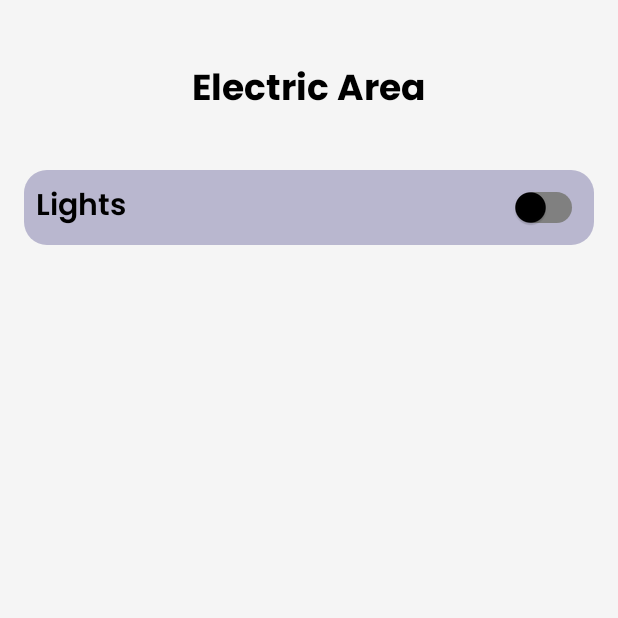
After one commit to Merhii/Smart-Home-Dashboard, an Android app built with Jetpack Compose: the ElectricActivity screen opened directly, with no data from a screen before it, on a phone screen of 412 x 824 dp, the top half of it. The commit adds this screen. Run offline under Robolectric (Android 15) with nearby library versions, the phone set to English and light mode, and no system bars; Roboto replaces fonts that are not available here.

Commit message:
2 rooms added

```diff
--- a/app/src/main/AndroidManifest.xml
+++ b/app/src/main/AndroidManifest.xml
@@ -38,7 +38,8 @@
         <activity android:name=".ProfileActivity"/>
         <activity android:name=".GarageActivity"/>
         <activity android:name=".EntranceActivity"/>
-
+        <activity android:name=".ElectricActivity"/>
+        <activity android:name=".LaundryActivity"/>
     </application>
 
 </manifest>
--- /dev/null
+++ b/app/src/main/java/com/example/myapplication/ElectricActivity.kt
@@ -0,0 +1,106 @@
+
+package com.example.myapplication
+
+import android.content.BroadcastReceiver
+import android.content.Context
+import android.content.Intent
+import android.content.IntentFilter
+import android.os.Build
+import android.os.Bundle
+import android.os.Handler
+import android.os.Looper
+import android.widget.Switch
+import android.widget.Toast
+import androidx.activity.ComponentActivity
+import androidx.activity.enableEdgeToEdge
+import androidx.annotation.RequiresApi
+import kotlinx.coroutines.CoroutineScope
+import kotlinx.coroutines.Dispatchers
+import kotlinx.coroutines.launch
+import android.content.SharedPreferences
+import com.example.myapplication.RetrofitInstance.apiService
+
+private lateinit var switchLight: Switch
+private lateinit var sharedPreferences: SharedPreferences
+private lateinit var electricityPrefs: SharedPreferences
+private var electricHandler: Handler? = null
+private const val LIGHT_CONSUMPTION_KWH_PER_5MIN = 0.00083f
+private const val TOTAL_CONSUMPTION_KEY = "TotalConsumption"
+
+class ElectricActivity : ComponentActivity() {
+    private val roomStateReceiver = object : BroadcastReceiver() {
+        override fun onReceive(context: Context?, intent: Intent?) {
+            switchLight.isChecked = sharedPreferences.getBoolean("Electric_Lights", false)
+        }
+    }
+
+    @RequiresApi(Build.VERSION_CODES.O)
+    override fun onCreate(savedInstanceState: Bundle?) {
+        super.onCreate(savedInstanceState)
+        enableEdgeToEdge()
+        setContentView(R.layout.electric)
+
+        sharedPreferences = getSharedPreferences("RoomState", Context.MODE_PRIVATE)
+        electricityPrefs = getSharedPreferences("ElectricityData", Context.MODE_PRIVATE)
+
+        registerReceiver(roomStateReceiver, IntentFilter("com.example.myapplication.ROOM_STATE_UPDATED"), RECEIVER_NOT_EXPORTED)
+
+        switchLight = findViewById(R.id.switchlights)
+        switchLight.isChecked = sharedPreferences.getBoolean("Electric_Lights", false)
+
+        handleTracking()
+
+        switchLight.setOnCheckedChangeListener { _, isChecked ->
+            sharedPreferences.edit().putBoolean("Electric_Lights", isChecked).apply()
+            updateDeviceStatus("Lights", "Electric", if (isChecked) 1 else 0)
+            handleTracking()
+        }
+    }
+
+    override fun onResume() {
+        super.onResume()
+        handleTracking()
+    }
+
+    override fun onDestroy() {
+        super.onDestroy()
+        unregisterReceiver(roomStateReceiver)
+    }
+
+    private fun handleTracking() {
+        if (switchLight.isChecked) {
+            if (electricHandler == null) electricHandler = Handler(Looper.getMainLooper())
+            electricHandler?.removeCallbacksAndMessages(null)
+
+            val updateTask = object : Runnable {
+                override fun run() {
+                    if (!switchLight.isChecked) {
+                        electricHandler?.removeCallbacksAndMessages(null)
+                        electricHandler = null
+                        return
+                    }
+                    var current = electricityPrefs.getFloat(TOTAL_CONSUMPTION_KEY, 0f)
+                    current += LIGHT_CONSUMPTION_KWH_PER_5MIN
+                    electricityPrefs.edit().putFloat(TOTAL_CONSUMPTION_KEY, current).apply()
+                    electricHandler?.postDelayed(this, 300000)
+                }
+            }
+            electricHandler?.post(updateTask)
+        } else {
+            electricHandler?.removeCallbacksAndMessages(null)
+            electricHandler = null
+        }
+    }
+
+    private fun updateDeviceStatus(deviceName: String, deviceLocation: String, status: Int) {
+        CoroutineScope(Dispatchers.Main).launch {
+            try {
+                val response = apiService.updateDeviceStatus(deviceLocation, deviceName, status)
+                val msg = if (response.isExecuted) "$deviceName status updated successfully" else "Failed to update $deviceName"
+                Toast.makeText(this@ElectricActivity, msg, Toast.LENGTH_SHORT).show()
+            } catch (e: Exception) {
+                Toast.makeText(this@ElectricActivity, "$deviceName status updated (offline)", Toast.LENGTH_SHORT).show()
+            }
+        }
+    }
+}
--- a/app/src/main/java/com/example/myapplication/RoomState.kt
+++ b/app/src/main/java/com/example/myapplication/RoomState.kt
@@ -21,5 +21,7 @@ object RoomState {
         roomStates["Kitchen"] = mutableMapOf("Lights" to false)
         roomStates["Entrance"] = mutableMapOf("Lights" to false)
         roomStates["Garage"] = mutableMapOf("Lights" to false)
+        roomStates["Electric"] = mutableMapOf("Lights" to false)
+        roomStates["Laundry"] = mutableMapOf("Lights" to false)
     }
 }
--- /dev/null
+++ b/app/src/main/res/layout/electric.xml
@@ -0,0 +1,66 @@
+<RelativeLayout
+    xmlns:android="http://schemas.android.com/apk/res/android"
+    android:layout_width="match_parent"
+    android:layout_height="match_parent"
+    android:background="#F5F5F5"
+    android:padding="16dp">
+
+    <!-- Title -->
+    <TextView
+        android:id="@+id/tvBedRoom"
+        android:layout_width="wrap_content"
+        android:layout_height="wrap_content"
+        android:layout_centerHorizontal="true"
+        android:text="Electric Area"
+        android:textSize="24sp"
+        android:textColor="#000000"
+        android:fontFamily="@font/poppins_bold"
+        android:layout_marginBottom="16dp"
+        android:layout_marginTop="24dp" />
+
+    <!-- Card Container -->
+    <LinearLayout
+        android:id="@+id/cardContainer"
+        android:layout_width="match_parent"
+        android:layout_height="wrap_content"
+        android:layout_below="@id/tvBedRoom"
+        android:orientation="vertical"
+        android:layout_marginTop="16dp">
+
+
+
+
+
+        <!-- lights Row -->
+        <LinearLayout
+            android:layout_width="match_parent"
+            android:layout_height="wrap_content"
+            android:layout_marginBottom="8dp"
+            android:orientation="horizontal"
+            android:background="@drawable/rounded_boxes"
+            android:backgroundTint="#B9B7CF"
+            android:padding="8dp"
+            android:elevation="4dp"
+            android:layout_gravity="center_vertical"
+            >
+
+            <TextView
+                android:layout_width="0dp"
+                android:layout_height="wrap_content"
+                android:layout_weight="1"
+                android:text="Lights"
+                android:textSize="20sp"
+                android:textColor="#000000"
+                android:fontFamily="@font/poppins_semibold"
+                android:gravity="center_vertical" />
+
+            <Switch
+                android:id="@+id/switchlights"
+                android:layout_width="wrap_content"
+                android:layout_height="wrap_content"
+                android:layout_gravity="center_vertical"
+                android:thumbTint="#000000"
+                android:track="@drawable/track"/>
+        </LinearLayout>
+    </LinearLayout>
+</RelativeLayout>
```
Also changed, not shown: app/src/main/java/com/example/myapplication/HomeActivity.kt (+14 -1 lines), app/src/main/java/com/example/myapplication/LaundryActivity.kt (added, +106 -0 lines), app/src/main/res/layout/home_status.xml (+70 -0 lines), app/src/main/res/layout/laundryroom.xml (added, +66 -0 lines).
